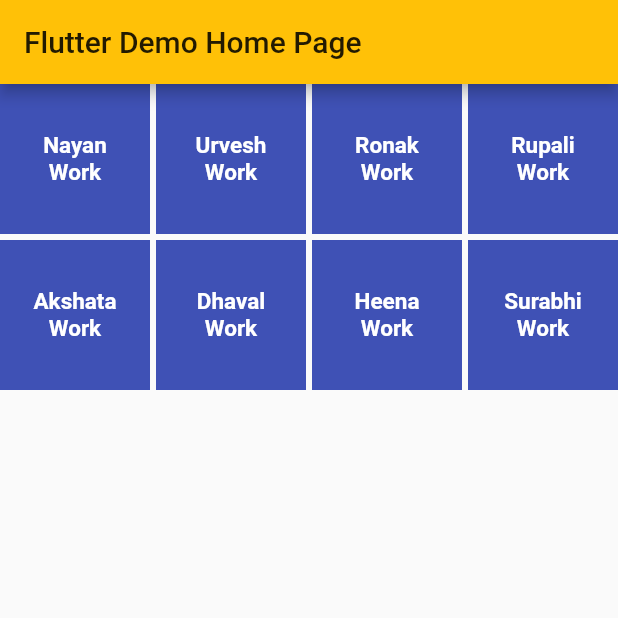
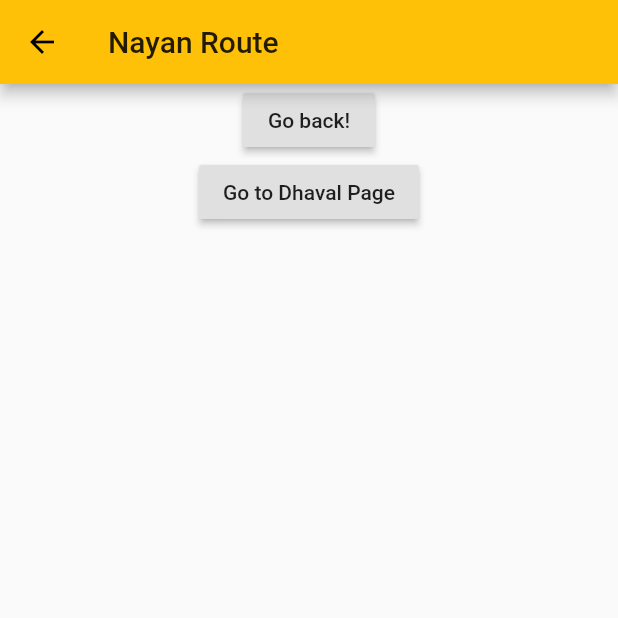
Before and after one commit to arj1496/flutter_app, a Flutter app: the screen it shows after launch, after a tap on "Nayan Work", on a phone screen of 412 x 824 dp, the top half of it. Run offline on Flutter 3.47's test engine with Material 2 defaults, Android fonts, the phone set to English and light mode, and no system bars; Roboto replaces fonts that are missing (Montserrat).

Commit message:
code impl for nayan.dart
Code Impl for nayan.dart

```diff
--- a/lib/main.dart
+++ b/lib/main.dart
@@ -2,6 +2,7 @@ import 'package:flutter/material.dart';
 import 'package:flutter/widgets.dart';
 import 'package:flutter_app/dhaval.dart';
 import 'package:flutter_app/urvesh.dart';
+import 'package:flutter_app/nayan.dart';
 
 void main() => runApp(MyApp());
 
@@ -71,7 +72,12 @@ class _MyHomePageState extends State<MyHomePage> {
 
         minWidth: MediaQuery.of(context).size.width,
         padding: EdgeInsets.fromLTRB(20.0, 15.0, 20.0, 15.0),
-        onPressed: (){},
+        onPressed: (){
+          Navigator.push(
+              context,
+              MaterialPageRoute(builder: (context) => nayan()),
+          );
+        },
         child: Text("Nayan Work",
             textAlign: TextAlign.center,
             style: style.copyWith(
@@ -108,9 +114,6 @@ class _MyHomePageState extends State<MyHomePage> {
         minWidth: MediaQuery.of(context).size.width,
         padding: EdgeInsets.fromLTRB(20.0, 15.0, 20.0, 15.0),
         onPressed: (){},
-        onPressed: (){
-
-        },
         child: Text("Ronak Work",
             textAlign: TextAlign.center,
             style: style.copyWith(
--- a/lib/nayan.dart
+++ b/lib/nayan.dart
@@ -0,0 +1,35 @@
+import 'package:flutter/material.dart';
+import 'package:flutter/widgets.dart';
+import 'package:flutter_app/dhaval.dart';
+class nayan extends StatelessWidget{
+  @override
+  Widget build(BuildContext context) {
+    return Scaffold(
+      appBar: AppBar(
+        title: Text("Nayan Route"),
+      ),
+      body: Center(
+        child: Column(
+          children: <Widget>[
+           RaisedButton(
+             onPressed: () {
+               Navigator.pop(context);
+             },
+             child: Text('Go back!'),
+            ),
+            RaisedButton(
+              onPressed: (){
+                Navigator.push(context,
+                    MaterialPageRoute(builder: (context) => dhaval()),
+                );
+              },
+              child: Text('Go to Dhaval Page'),
+            ),
+
+          ],
+        ),
+      ),
+
+    );
+  }
+}
```
